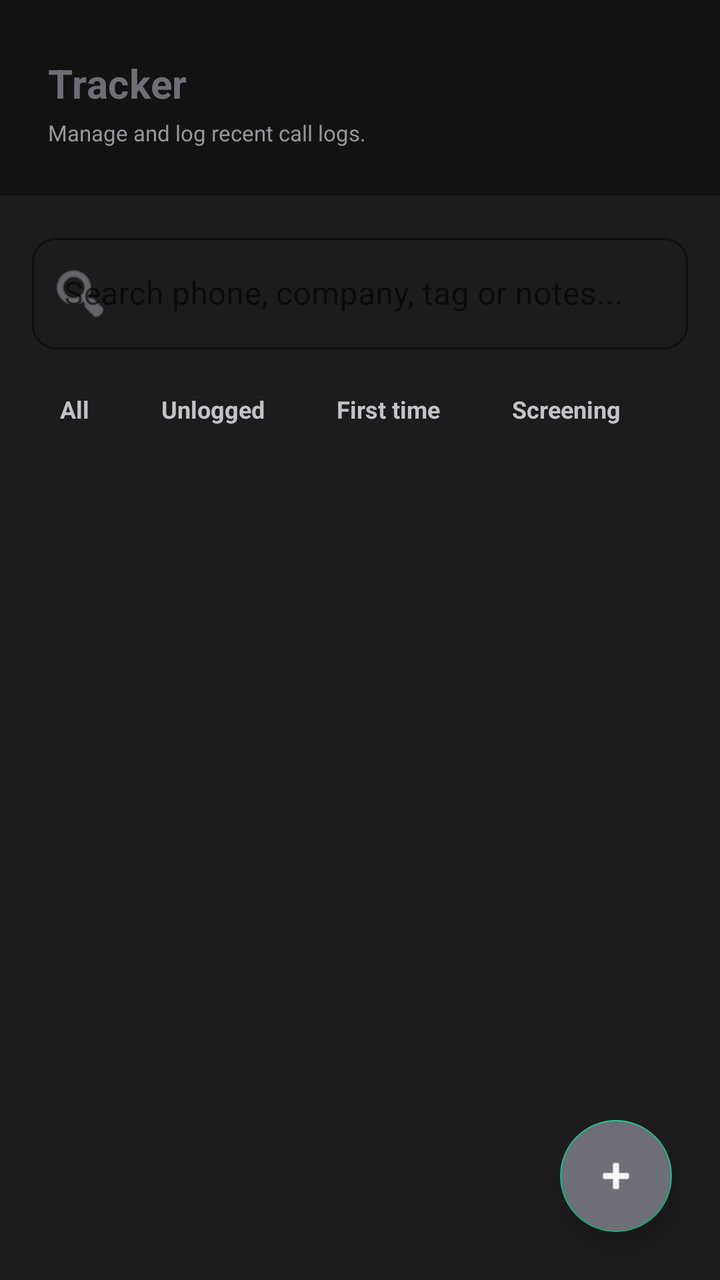
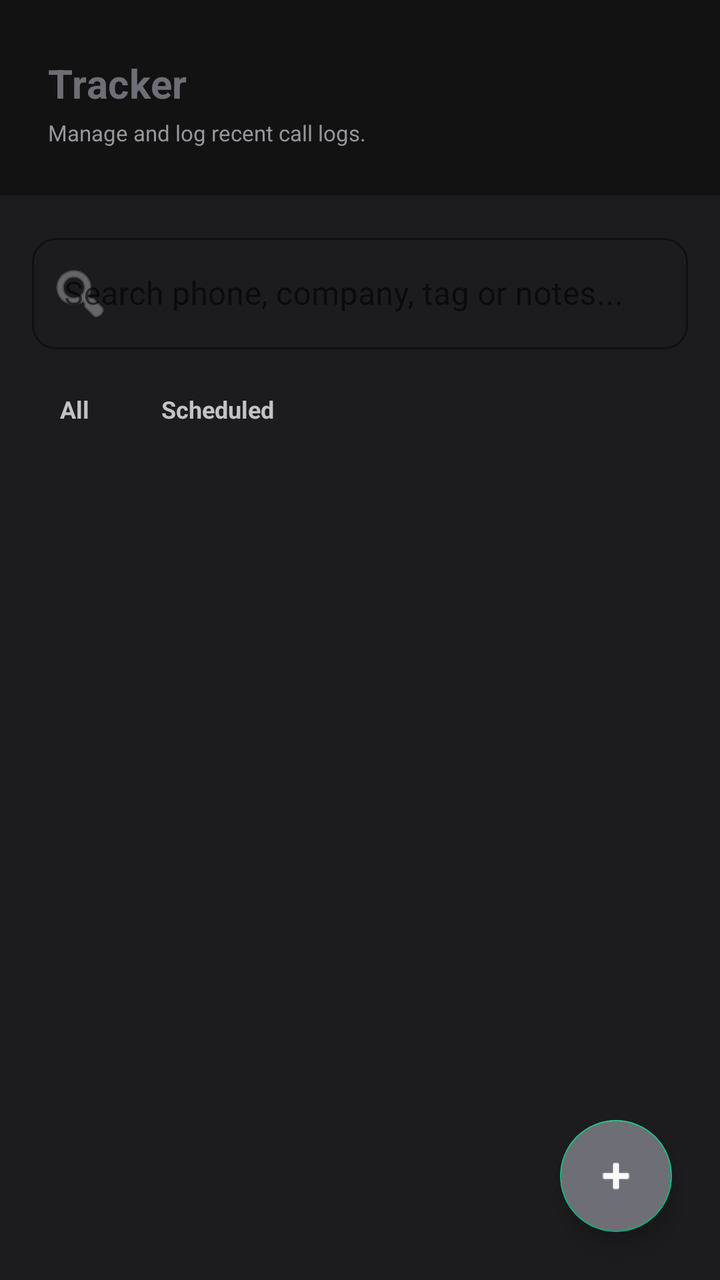

Compare the two renders of this Android layout. The source of the first and the diff that turns it into the second are given below.
<!-- AndroidManifest.xml: application theme Theme.CallSaver -->
<!-- res/layout/fragment_tracker.xml -->
<?xml version="1.0" encoding="utf-8"?>
<androidx.coordinatorlayout.widget.CoordinatorLayout xmlns:android="http://schemas.android.com/apk/res/android"
    xmlns:app="http://schemas.android.com/apk/res-auto"
    android:layout_width="match_parent"
    android:layout_height="match_parent"
    android:background="@color/bg_light">

    <com.google.android.material.appbar.AppBarLayout
        android:id="@+id/appbar_tracker"
        android:layout_width="match_parent"
        android:layout_height="wrap_content"
        android:background="@color/bg_light"
        app:elevation="0dp">

    
    <LinearLayout
        android:id="@+id/header_layout"
        android:layout_width="match_parent"
        android:layout_height="wrap_content"
        android:orientation="vertical"
        android:background="@color/primary_dark"
        android:paddingHorizontal="24dp"
        android:paddingTop="28dp"
        android:paddingBottom="24dp"
        app:layout_scrollFlags="scroll|enterAlways">

        <TextView
            android:layout_width="wrap_content"
            android:layout_height="wrap_content"
            android:text="Tracker"
            android:textColor="@color/accent_indigo"
            android:textSize="20sp"
            android:textStyle="bold"
            android:letterSpacing="0.01" />

        <TextView
            android:layout_width="match_parent"
            android:layout_height="wrap_content"
            android:layout_marginTop="4dp"
            android:text="Manage and log recent call logs."
            android:textColor="@color/text_muted"
            android:textSize="11sp" />
    </LinearLayout>








        
        <com.google.android.material.card.MaterialCardView
            android:id="@+id/card_live_transcribe_status"
            android:layout_width="match_parent"
            android:layout_height="wrap_content"
            app:layout_scrollFlags="scroll"
            android:layout_marginHorizontal="16dp"
            android:layout_marginTop="8dp"
            android:layout_marginBottom="4dp"
            app:cardCornerRadius="12dp"
            app:cardElevation="2dp"
            app:strokeWidth="1dp"
            app:strokeColor="#E0E7FF"
            app:cardBackgroundColor="#EEF2FF"
            android:visibility="gone">

            <LinearLayout
                android:layout_width="match_parent"
                android:layout_height="wrap_content"
                android:orientation="horizontal"
                android:gravity="center_vertical"
                android:padding="12dp">

                <ProgressBar
                    style="?android:attr/progressBarStyleSmall"
                    android:layout_width="18dp"
                    android:layout_height="18dp"
                    android:layout_marginEnd="10dp"/>

                <TextView
                    android:id="@+id/tv_live_transcribe_message"
                    android:layout_width="0dp"
                    android:layout_weight="1"
                    android:layout_height="wrap_content"
                    android:text="⚡ Transcribing latest call..."
                    android:textColor="#3730A3"
                    android:textSize="12sp"
                    android:textStyle="bold"/>
            </LinearLayout>
        </com.google.android.material.card.MaterialCardView>

        
        <LinearLayout
            android:layout_width="match_parent"
            android:layout_height="wrap_content"
            android:orientation="vertical"
            app:layout_scrollFlags="scroll"
            android:paddingHorizontal="16dp"
            android:paddingTop="16dp"
            android:paddingBottom="8dp"
            android:background="@color/bg_light">

            
            <com.google.android.material.textfield.TextInputLayout
                android:id="@+id/til_search"
                android:layout_width="match_parent"
                android:layout_height="wrap_content"
                android:hint="Search phone, company, tag or notes..."
                style="@style/Widget.MaterialComponents.TextInputLayout.OutlinedBox"
                app:boxCornerRadiusTopStart="12dp"
                app:boxCornerRadiusTopEnd="12dp"
                app:boxCornerRadiusBottomStart="12dp"
                app:boxCornerRadiusBottomEnd="12dp"
                app:boxStrokeColor="@color/accent_indigo"
                app:hintTextColor="@color/accent_indigo"
                app:startIconDrawable="@android:drawable/ic_menu_search"
                app:startIconTint="@color/text_muted"
                android:layout_marginBottom="12dp">

                <com.google.android.material.textfield.TextInputEditText
                    android:id="@+id/et_search"
                    android:layout_width="match_parent"
                    android:layout_height="wrap_content"
                    android:inputType="text"
                    android:textColor="@color/text_primary" />
            </com.google.android.material.textfield.TextInputLayout>

            
            <LinearLayout
                android:layout_width="match_parent"
                android:layout_height="wrap_content"
                android:orientation="horizontal"
                android:gravity="center_vertical">

                <HorizontalScrollView
                    android:layout_width="0dp"
                    android:layout_height="wrap_content"
                    android:layout_weight="1"
                    android:scrollbars="none">

                    <LinearLayout
                        android:id="@+id/layout_filter_chips"
                        android:layout_width="wrap_content"
                        android:layout_height="wrap_content"
                        android:orientation="horizontal"
                        android:paddingBottom="4dp">

                        <TextView android:id="@+id/chip_all" android:text="All" style="@style/TrackerChipStyle" android:tag="selected" />
                        <TextView android:id="@+id/chip_unlogged" android:text="Unlogged" style="@style/TrackerChipStyle" />
                        <TextView android:id="@+id/chip_first_time" android:text="First time" style="@style/TrackerChipStyle" />
                        <TextView android:id="@+id/chip_screening" android:text="Screening" style="@style/TrackerChipStyle" />
                        <TextView android:id="@+id/chip_interested" android:text="Interested" style="@style/TrackerChipStyle" />
                        <TextView android:id="@+id/chip_1st_round" android:text="1st Round" style="@style/TrackerChipStyle" />
                        <TextView android:id="@+id/chip_2nd_round" android:text="2nd Round" style="@style/TrackerChipStyle" />
                        <TextView android:id="@+id/chip_final" android:text="Final Round" style="@style/TrackerChipStyle" />
                        <TextView android:id="@+id/chip_hr" android:text="HR / Salary" style="@style/TrackerChipStyle" />
                        <TextView android:id="@+id/chip_offered" android:text="Offered" style="@style/TrackerChipStyle" />
                        <TextView android:id="@+id/chip_not_interested" android:text="Not Interested" style="@style/TrackerChipStyle" />
                        <TextView android:id="@+id/chip_rejected" android:text="Negative" style="@style/TrackerChipStyle" />
                    </LinearLayout>
                </HorizontalScrollView>

                <com.google.android.material.button.MaterialButton
                    android:id="@+id/btn_clear_all_unlogged"
                    android:layout_width="wrap_content"
                    android:layout_height="36dp"
                    android:layout_marginStart="8dp"
                    android:text="Clear All"
                    android:textSize="12sp"
                    android:textAllCaps="false"
                    android:textColor="@color/white"
                    android:backgroundTint="@color/status_error"
                    app:cornerRadius="8dp"
                    android:visibility="gone"
                    android:paddingHorizontal="12dp"
                    android:insetTop="0dp"
                    android:insetBottom="0dp" />
            </LinearLayout>

        </LinearLayout>

        
        <com.google.android.material.card.MaterialCardView
            android:id="@+id/card_permissions_banner"
            android:layout_width="match_parent"
            android:layout_height="wrap_content"
            app:layout_scrollFlags="scroll"
            android:layout_marginHorizontal="16dp"
            android:layout_marginVertical="8dp"
            app:cardCornerRadius="16dp"
            app:cardElevation="0dp"
            app:strokeWidth="1dp"
            app:strokeColor="@color/status_warning"
            app:cardBackgroundColor="@color/status_warning_bg"
            android:visibility="gone">

            <LinearLayout
                android:layout_width="match_parent"
                android:layout_height="wrap_content"
                android:orientation="horizontal"
                android:padding="14dp"
                android:gravity="center_vertical">

                <ImageView
                    android:layout_width="24dp"
                    android:layout_height="24dp"
                    android:src="@android:drawable/ic_dialog_alert"
                    app:tint="@color/status_warning"
                    android:layout_marginEnd="12dp"
                    android:contentDescription="Warning" />

                <LinearLayout
                    android:layout_width="0dp"
                    android:layout_height="wrap_content"
                    android:layout_weight="1"
                    android:orientation="vertical">

                    <TextView
                        android:layout_width="wrap_content"
                        android:layout_height="wrap_content"
                        android:text="@string/banner_permissions_title"
                        android:textColor="@color/text_primary"
                        android:textSize="14sp"
                        android:textStyle="bold" />

                    <TextView
                        android:layout_width="match_parent"
                        android:layout_height="wrap_content"
                        android:layout_marginTop="2dp"
                        android:text="@string/banner_permissions_desc"
                        android:textColor="@color/text_secondary"
                        android:textSize="12sp" />
                </LinearLayout>
            </LinearLayout>
        </com.google.android.material.card.MaterialCardView>

    </com.google.android.material.appbar.AppBarLayout>

    
    <FrameLayout
        android:layout_width="match_parent"
        android:layout_height="match_parent"
        app:layout_behavior="@string/appbar_scrolling_view_behavior">

            
            <androidx.recyclerview.widget.RecyclerView
                android:id="@+id/rv_job_calls"
                android:layout_width="match_parent"
                android:layout_height="match_parent"
                android:paddingTop="4dp"
                android:paddingBottom="80dp"
                android:clipToPadding="false"/>

            
            <LinearLayout
                android:id="@+id/empty_state_layout"
                android:layout_width="match_parent"
                android:layout_height="wrap_content"
                android:layout_gravity="center"
                android:orientation="vertical"
                android:padding="32dp"
                android:gravity="center"
                android:visibility="gone">

                <ImageView
                    android:layout_width="64dp"
                    android:layout_height="64dp"
                    android:src="@android:drawable/ic_menu_today"
                    app:tint="@color/divider"
                    android:layout_marginBottom="16dp"
                    android:contentDescription="Empty list" />

                <TextView
                    android:layout_width="wrap_content"
                    android:layout_height="wrap_content"
                    android:text="No Job Calls Logged Yet"
                    android:textColor="@color/text_primary"
                    android:textSize="18sp"
                    android:textStyle="bold"
                    android:layout_marginBottom="8dp" />

                <TextView
                    android:layout_width="wrap_content"
                    android:layout_height="wrap_content"
                    android:text="Incoming unsaved recruiter calls will trigger logs automatically, or you can add calls manually using the button below."
                    android:textColor="@color/text_secondary"
                    android:textSize="13sp"
                    android:gravity="center"
                    android:lineSpacingMultiplier="1.2" />
            </LinearLayout>
        </FrameLayout>

    
    <com.google.android.material.floatingactionbutton.FloatingActionButton
        android:id="@+id/fab_add_call"
        android:layout_width="wrap_content"
        android:layout_height="wrap_content"
        android:layout_gravity="bottom|end"
        android:layout_margin="24dp"
        android:src="@android:drawable/ic_input_add"
        app:tint="@color/white"
        android:contentDescription="@string/title_add_job_call"
        app:fabSize="normal"
        app:elevation="6dp"
        android:backgroundTint="@color/accent_indigo" />

</androidx.coordinatorlayout.widget.CoordinatorLayout>
<!-- resources referenced by this layout -->
<resources>
  <color name="accent_indigo">#6E6E76</color>
  <color name="bg_light">#1C1C1E</color>
  <color name="divider">#33FFFFFF</color>
  <color name="primary_dark">#121212</color>
  <color name="status_error">#EF4444</color>
  <color name="status_warning">#F59E0B</color>
  <color name="status_warning_bg">#FEF3C7</color>
  <color name="text_muted">#96969C</color>
  <color name="text_primary">#FFFFFF</color>
  <color name="text_secondary">#C2C2C7</color>
  <color name="white">#FFFFFF</color>
  <string name="banner_permissions_desc">Tap here to grant phone state, call logs, contacts, and overlay permissions to automate popup logs after calls.</string>
  <string name="banner_permissions_title">Missing Permissions!</string>
  <string name="title_add_job_call">Log Call Manually</string>
  <style name="TrackerChipStyle">
          <item name="android:layout_width">wrap_content</item>
          <item name="android:layout_height">36dp</item>
          <item name="android:layout_marginEnd">8dp</item>
          <item name="android:paddingHorizontal">14dp</item>
          <item name="android:gravity">center</item>
          <item name="android:textSize">12sp</item>
          <item name="android:textStyle">bold</item>
          <item name="android:textColor">@color/text_secondary</item>
          <item name="android:clickable">true</item>
          <item name="android:focusable">true</item>
          <item name="android:background">?android:attr/selectableItemBackground</item>
      </style>
  <style name="Theme.CallSaver" parent="Theme.MaterialComponents.DayNight.NoActionBar">
          
          <item name="colorPrimary">@color/accent_indigo</item>
          <item name="colorPrimaryVariant">@color/accent_indigo_dark</item>
          <item name="colorOnPrimary">@color/white</item>
          
          
          <item name="colorSecondary">@color/status_green</item>
          <item name="colorSecondaryVariant">@color/status_green</item>
          <item name="colorOnSecondary">@color/white</item>
          
          
          <item name="android:statusBarColor">@color/incall_grad_top</item>
          <item name="android:navigationBarColor">@color/incall_grad_bottom</item>
          <item name="android:windowBackground">@color/incall_grad_mid</item>
  
          
          <item name="android:textViewStyle">@style/AppTextView</item>
      </style>
  <color name="accent_indigo_dark">#54545B</color>
  <color name="status_green">#10B981</color>
  <color name="incall_grad_top">#3A3A3D</color>
  <color name="incall_grad_bottom">#0A0A0A</color>
  <color name="incall_grad_mid">#1E1E20</color>
  <style name="AppTextView" parent="@android:style/Widget.TextView">
          <item name="android:hyphenationFrequency">none</item>
          <item name="android:breakStrategy">simple</item>
      </style>
</resources>

<!-- the commit's change to res/layout/fragment_tracker.xml (unified diff, before → after) -->
@@ -147,38 +147,35 @@
                         android:paddingBottom="4dp">
 
                         <TextView android:id="@+id/chip_all" android:text="All" style="@style/TrackerChipStyle" android:tag="selected" />
-                        <TextView android:id="@+id/chip_unlogged" android:text="Unlogged" style="@style/TrackerChipStyle" />
-                        <TextView android:id="@+id/chip_first_time" android:text="First time" style="@style/TrackerChipStyle" />
-                        <TextView android:id="@+id/chip_screening" android:text="Screening" style="@style/TrackerChipStyle" />
-                        <TextView android:id="@+id/chip_interested" android:text="Interested" style="@style/TrackerChipStyle" />
-                        <TextView android:id="@+id/chip_1st_round" android:text="1st Round" style="@style/TrackerChipStyle" />
-                        <TextView android:id="@+id/chip_2nd_round" android:text="2nd Round" style="@style/TrackerChipStyle" />
-                        <TextView android:id="@+id/chip_final" android:text="Final Round" style="@style/TrackerChipStyle" />
-                        <TextView android:id="@+id/chip_hr" android:text="HR / Salary" style="@style/TrackerChipStyle" />
-                        <TextView android:id="@+id/chip_offered" android:text="Offered" style="@style/TrackerChipStyle" />
-                        <TextView android:id="@+id/chip_not_interested" android:text="Not Interested" style="@style/TrackerChipStyle" />
-                        <TextView android:id="@+id/chip_rejected" android:text="Negative" style="@style/TrackerChipStyle" />
+                        <TextView android:id="@+id/chip_scheduled" android:text="Scheduled" style="@style/TrackerChipStyle" />
                     </LinearLayout>
                 </HorizontalScrollView>
-
-                <com.google.android.material.button.MaterialButton
-                    android:id="@+id/btn_clear_all_unlogged"
-                    android:layout_width="wrap_content"
-                    android:layout_height="36dp"
-                    android:layout_marginStart="8dp"
-                    android:text="Clear All"
-                    android:textSize="12sp"
-                    android:textAllCaps="false"
-                    android:textColor="@color/white"
-                    android:backgroundTint="@color/status_error"
-                    app:cornerRadius="8dp"
-                    android:visibility="gone"
-                    android:paddingHorizontal="12dp"
-                    android:insetTop="0dp"
-                    android:insetBottom="0dp" />
             </LinearLayout>
 
         </LinearLayout>
+
+        
+        <com.google.android.material.card.MaterialCardView
+            android:id="@+id/card_analytics_by_status"
+            android:layout_width="match_parent"
+            android:layout_height="wrap_content"
+            app:layout_scrollFlags="scroll"
+            android:layout_marginHorizontal="16dp"
+            android:layout_marginBottom="8dp"
+            app:cardCornerRadius="14dp"
+            app:cardElevation="0dp"
+            app:strokeWidth="1dp"
+            app:strokeColor="@color/divider"
+            app:cardBackgroundColor="@color/glass_fill_strong"
+            android:visibility="gone">
+
+            <GridLayout
+                android:id="@+id/grid_analytics_by_status"
+                android:layout_width="match_parent"
+                android:layout_height="wrap_content"
+                android:padding="12dp"
+                android:columnCount="2" />
+        </com.google.android.material.card.MaterialCardView>
 
         
         <com.google.android.material.card.MaterialCardView
<!-- resource entries referenced after the edit -->
@@ -3,8 +3,8 @@
   <color name="accent_indigo">#6E6E76</color>
   <color name="bg_light">#1C1C1E</color>
   <color name="divider">#33FFFFFF</color>
+  <color name="glass_fill_strong">#2EFFFFFF</color>
   <color name="primary_dark">#121212</color>
-  <color name="status_error">#EF4444</color>
   <color name="status_warning">#F59E0B</color>
   <color name="status_warning_bg">#FEF3C7</color>
   <color name="text_muted">#96969C</color>
